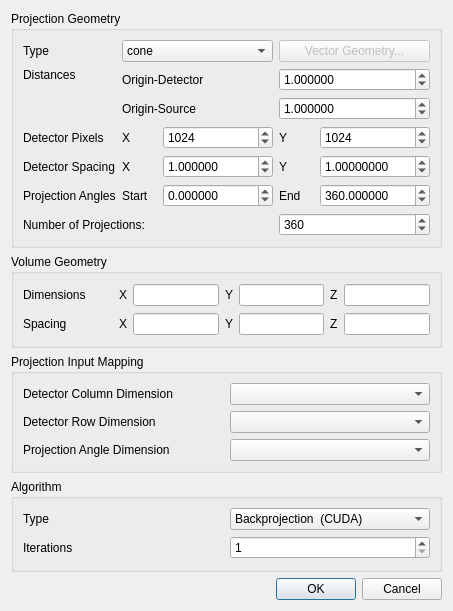
Before: the Qt Designer form modules/AstraReconstruction/ProjectionParameters.ui in 3dct/open_iA, drawn with Qt 5.
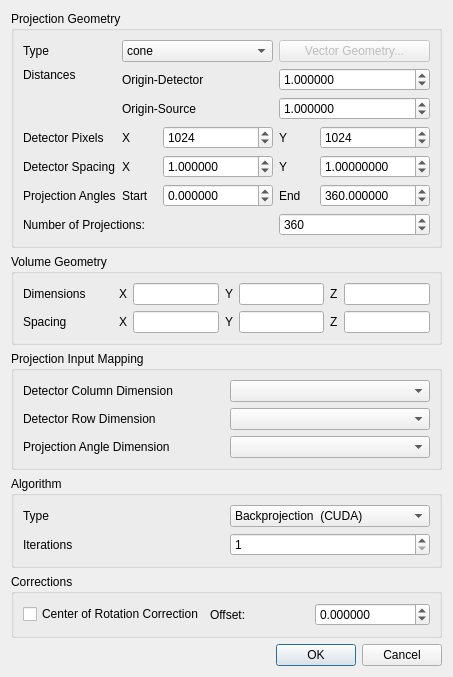
After: the same form once the commit is applied.

Commit message: ASTRA: Center of rotation correction

The edit to the form file:
```diff
--- a/modules/AstraReconstruction/ProjectionParameters.ui
+++ b/modules/AstraReconstruction/ProjectionParameters.ui
@@ -628,6 +628,54 @@
      </layout>
     </widget>
    </item>
+   <item>
+    <widget class="QGroupBox" name="gbCorrections">
+     <property name="title">
+      <string>Corrections</string>
+     </property>
+     <layout class="QGridLayout" name="gridLayout_4">
+      <item row="0" column="0">
+       <widget class="QCheckBox" name="CorrectionCenterOfRotation">
+        <property name="text">
+         <string>Center of Rotation Correction</string>
+        </property>
+       </widget>
+      </item>
+      <item row="0" column="2">
+       <widget class="QDoubleSpinBox" name="CorrectionCenterOfRotationOffset">
+        <property name="decimals">
+         <number>6</number>
+        </property>
+        <property name="minimum">
+         <double>-9999999.000000000000000</double>
+        </property>
+        <property name="maximum">
+         <double>9999999.000000000000000</double>
+        </property>
+       </widget>
+      </item>
+      <item row="0" column="1">
+       <widget class="QLabel" name="label_3">
+        <property name="sizePolicy">
+         <sizepolicy hsizetype="Minimum" vsizetype="Minimum">
+          <horstretch>0</horstretch>
+          <verstretch>0</verstretch>
+         </sizepolicy>
+        </property>
+        <property name="minimumSize">
+         <size>
+          <width>50</width>
+          <height>0</height>
+         </size>
+        </property>
+        <property name="text">
+         <string>Offset:</string>
+        </property>
+       </widget>
+      </item>
+     </layout>
+    </widget>
+   </item>
    <item>
     <widget class="QDialogButtonBox" name="buttonBox">
      <property name="orientation">
```
The commit also changes 6 other files.
